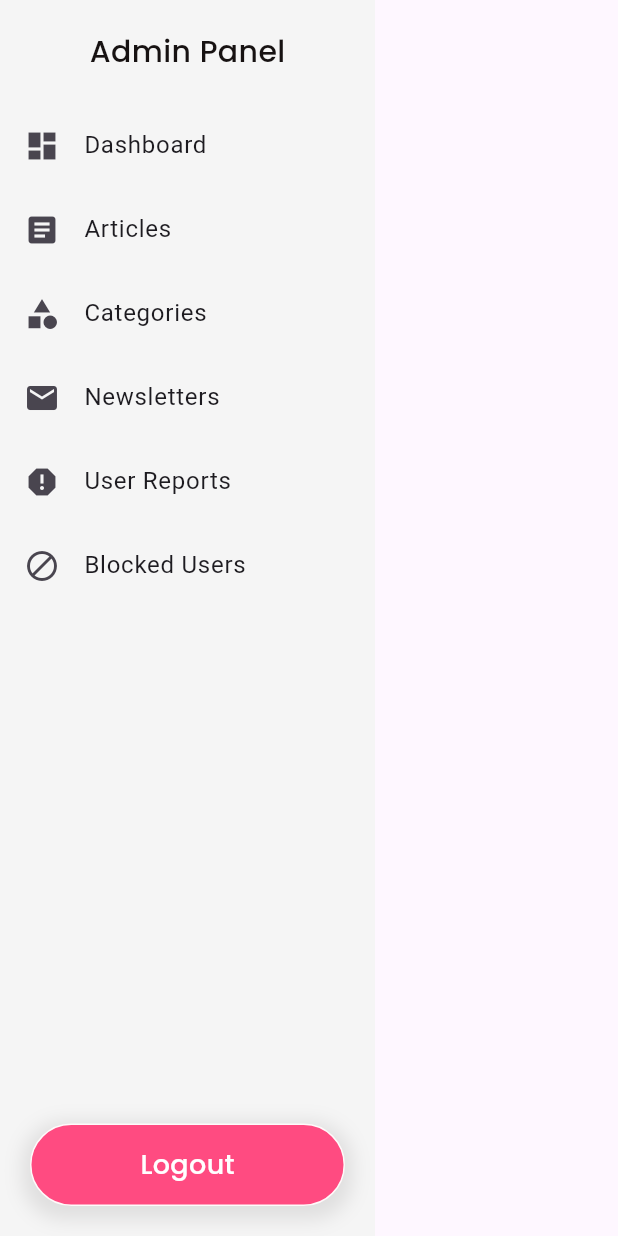
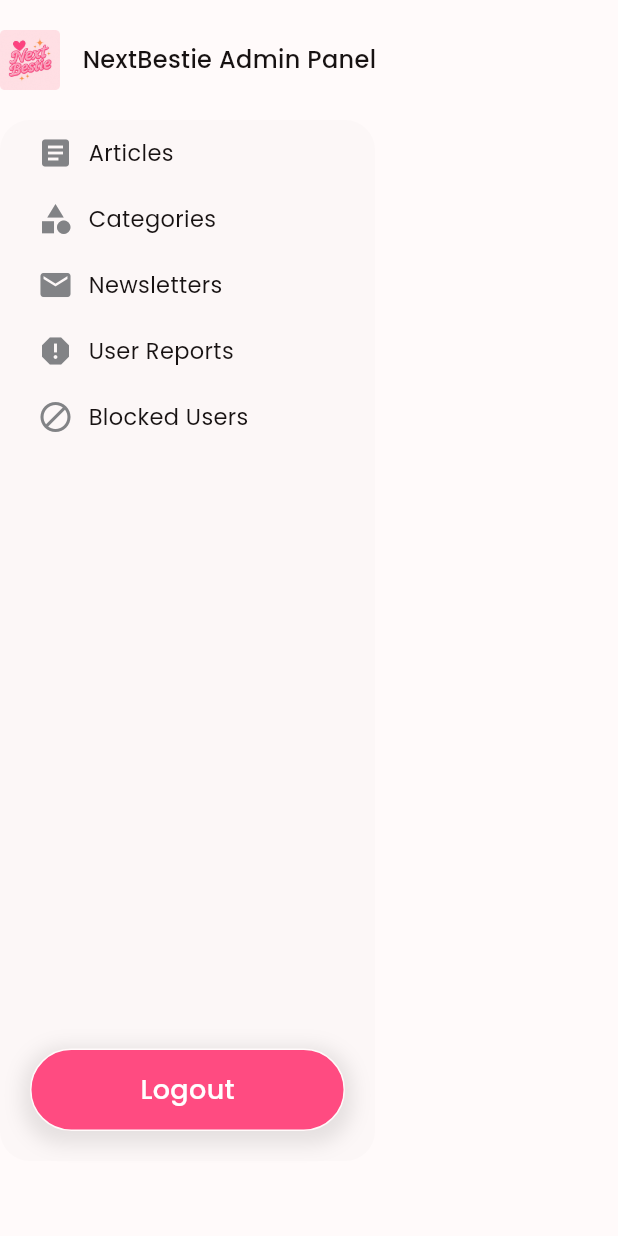
Before and after one commit to KashifUmar123/nextbestie_admin, a Flutter app: the HomeLayout screen opened directly with empty values, on a phone screen of 412 x 824 dp. Run offline on Flutter 3.47's test engine with Material 3 defaults, Android fonts, the phone set to English and light mode, and no system bars; our stand-ins replace figma_squircle, flutter_secure_storage, flutter_svg, fluttertoast, get, go_router and 1 more; accounts and stored records are empty.

Commit message:
admin layout is done

```diff
--- a/lib/core/widgets/custom_scaffold.dart
+++ b/lib/core/widgets/custom_scaffold.dart
@@ -16,6 +16,7 @@ class CustomScaffold extends StatelessWidget {
     final mediaQuery = MediaQuery.of(context);
 
     return Scaffold(
+      backgroundColor: Color(0XFFFFFAFA),
       body: SizedBox(
         height: mediaQuery.size.height,
         width: mediaQuery.size.width,
--- /dev/null
+++ b/lib/features/articles/articles_screen_controller.dart
@@ -0,0 +1,5 @@
+import 'package:nextbestie_admin/core/base/base_controller.dart';
+
+class ArticlesScreenController extends BaseController {
+  ArticlesScreenController(super.iNavigator);
+}
--- a/lib/features/home/home_layout.dart
+++ b/lib/features/home/home_layout.dart
@@ -1,8 +1,13 @@
 import 'package:flutter/material.dart';
 import 'package:get/get.dart';
+import 'package:nextbestie_admin/core/constants/app_assets.dart';
+import 'package:nextbestie_admin/core/constants/app_colors.dart';
 import 'package:nextbestie_admin/core/extension/fonts_extension.dart';
+import 'package:nextbestie_admin/core/extension/num_extension.dart';
 import 'package:nextbestie_admin/core/pages/route_names.dart';
+import 'package:nextbestie_admin/core/utils/dimension.dart';
 import 'package:nextbestie_admin/core/widgets/custom_button.dart';
+import 'package:nextbestie_admin/core/widgets/custom_image.dart';
 import 'package:nextbestie_admin/core/widgets/custom_scaffold.dart';
 import 'package:nextbestie_admin/features/home/home_screen_controller.dart';
 
@@ -24,67 +29,66 @@ class HomeLayout extends StatelessWidget {
           return SizedBox(
             height: mediaQuery.size.height,
             width: mediaQuery.size.width,
+            child: Column(
+              children: [
+                20.verticalSpace,
+                _buildNavHeader(context),
+                20.verticalSpace,
+                Expanded(
                   child: Row(
                     children: [
                       // Fixed Sidebar
                       Container(
                         width: 250,
-                  color: Colors.grey[100],
+                        decoration: BoxDecoration(
+                          color: Color(0XFFFCF7F7),
+                          borderRadius: kRadiusAll(20),
+                        ),
+                        margin: EdgeInsets.only(bottom: 50),
                         child: Column(
                           children: [
-                      // Header
-                      Container(
-                        padding: const EdgeInsets.all(20),
-                        child: Text(
-                          "Admin Panel",
-                          style: context.label20500,
-                        ),
-                      ),
-                      // Navigation Items
                             Expanded(
                               child: ListView(
                                 children: [
-                            _buildNavItem(
-                              context,
-                              "Dashboard",
-                              RouteNames.dashboard,
-                              Icons.dashboard,
-                              controller,
-                            ),
-                            _buildNavItem(
+                                  _buildSidebarItem(
                                     context,
                                     "Articles",
                                     RouteNames.articles,
                                     Icons.article,
                                     controller,
+                                    index: 1,
                                   ),
-                            _buildNavItem(
+                                  _buildSidebarItem(
                                     context,
                                     "Categories",
                                     RouteNames.categories,
                                     Icons.category,
                                     controller,
+                                    index: 2,
                                   ),
-                            _buildNavItem(
+                                  _buildSidebarItem(
                                     context,
                                     "Newsletters",
                                     RouteNames.newsletters,
                                     Icons.email,
                                     controller,
+                                    index: 3,
                                   ),
-                            _buildNavItem(
+                                  _buildSidebarItem(
                                     context,
                                     "User Reports",
                                     RouteNames.userReports,
                                     Icons.report,
                                     controller,
+                                    index: 4,
                                   ),
-                            _buildNavItem(
+                                  _buildSidebarItem(
                                     context,
                                     "Blocked Users",
                                     RouteNames.blockedUsers,
                                     Icons.block,
                                     controller,
+                                    index: 5,
                                   ),
                                 ],
                               ),
@@ -100,11 +104,12 @@ class HomeLayout extends StatelessWidget {
                           ],
                         ),
                       ),
+                      15.horizontalSpace,
                       // Main Content Area - Only this changes
                       Expanded(
-                  child: Container(
-                    color: Colors.white,
                         child: child,
+                      ),
+                    ],
                   ),
                 ),
               ],
@@ -115,17 +120,56 @@ class HomeLayout extends StatelessWidget {
     );
   }
 
-  Widget _buildNavItem(
+  Widget _buildNavHeader(BuildContext context) {
+    return Row(
+      children: [
+        CustomImage(
+          imageUrl: AppAssets.logo,
+          width: 40,
+          height: 40,
+        ),
+        15.horizontalSpace,
+        Text(
+          "NextBestie Admin Panel",
+          style: context.label16500,
+        ),
+      ],
+    );
+  }
+
+  Widget _buildSidebarItem(
     BuildContext context,
     String title,
     String route,
     IconData icon,
-    HomeScreenController controller,
-  ) {
-    return ListTile(
-      leading: Icon(icon),
-      title: Text(title),
-      onTap: () => controller.navigateToRoute(route),
+    HomeScreenController controller, {
+    required int index,
+  }) {
+    return InkWell(
+      onTap: () => controller.onSidebarItemTap(index, route),
+      child: Container(
+        margin: EdgeInsets.symmetric(horizontal: 15, vertical: 5),
+        padding: EdgeInsets.symmetric(horizontal: 10, vertical: 5),
+        decoration: BoxDecoration(
+          color: controller.index == index
+              ? AppColors.pink.withValues(alpha: .1)
+              : Colors.transparent,
+          borderRadius: kRadiusAll(10),
+        ),
+        child: Row(
+          children: [
+            Icon(
+              icon,
+              color: AppColors.articleTextColor,
+            ),
+            10.horizontalSpace,
+            Text(
+              title,
+              style: context.label15400,
+            ),
+          ],
+        ),
+      ),
     );
   }
 }
```
Also changed, not shown: lib/core/pages/app_router.dart (+22 -10 lines), lib/features/articles/articles_screen_view.dart (added, +47 -0 lines), lib/features/home/home_screen_controller.dart (+8 -0 lines). Lines whose indentation alone changed are shown as unchanged.
